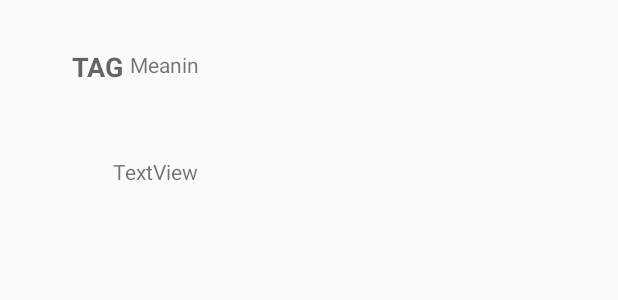
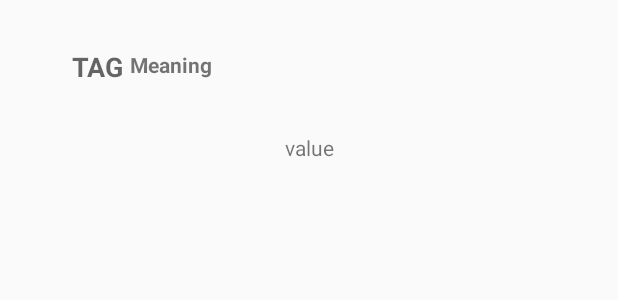
Before and after one commit to RoyMontoya/TlvDecoder, an Android app: the layout row_tlv.xml on its own in the app's theme, with its tools: preview values and no code run, on a phone screen of 412 x 824 dp. Shown: the top 300 px of the screen. Run offline under Robolectric (Android 15) with nearby library versions, the phone set to English and light mode, and no system bars.

```diff
--- a/app/src/main/res/layout/row_tlv.xml
+++ b/app/src/main/res/layout/row_tlv.xml
@@ -1,11 +1,10 @@
 <?xml version="1.0" encoding="utf-8"?>
-<android.support.constraint.ConstraintLayout
-    xmlns:android="http://schemas.android.com/apk/res/android"
+<android.support.constraint.ConstraintLayout xmlns:android="http://schemas.android.com/apk/res/android"
     xmlns:app="http://schemas.android.com/apk/res-auto"
     xmlns:tools="http://schemas.android.com/tools"
-    android:padding="16dp"
     android:layout_width="match_parent"
-    android:layout_height="wrap_content">
+    android:layout_height="wrap_content"
+    android:padding="16dp">
 
     <TextView
         android:id="@+id/tv_tag"
@@ -21,10 +20,11 @@
 
     <TextView
         android:id="@+id/tv_meaning"
-        android:layout_width="53dp"
+        android:layout_width="wrap_content"
         android:layout_height="19dp"
         android:layout_marginStart="4dp"
         android:text="Meaning"
+        android:textStyle="bold"
         android:textAppearance="@style/Base.TextAppearance.AppCompat.Small"
         app:layout_constraintBottom_toBottomOf="parent"
         app:layout_constraintRight_toRightOf="parent"
@@ -36,17 +36,14 @@
         android:id="@+id/tv_value"
         android:layout_width="wrap_content"
         android:layout_height="wrap_content"
-
-        android:layout_marginEnd="264dp"
-        android:layout_marginLeft="16dp"
-        android:layout_marginTop="48dp"
-        android:text="TextView"
-        android:textAppearance="@style/Base.TextAppearance.AppCompat.Small"
+        android:layout_marginBottom="16dp"
+        android:layout_marginTop="32dp"
+        android:text="value"
         app:layout_constraintBottom_toBottomOf="parent"
         app:layout_constraintEnd_toEndOf="parent"
-        app:layout_constraintLeft_toLeftOf="parent"
-        app:layout_constraintTop_toBottomOf="@+id/tv_tag"
-        app:layout_constraintVertical_bias="0.6" />
+        app:layout_constraintHorizontal_bias="0.5"
+        app:layout_constraintStart_toStartOf="parent"
+        app:layout_constraintTop_toBottomOf="@+id/tv_tag" />
 
 
 </android.support.constraint.ConstraintLayout>
```
Also changed, not shown: app/src/main/java/com/example/roy/tvldecoder/Extentions.kt (deleted, +0 -15 lines), app/src/main/java/com/example/roy/tvldecoder/HexConversion.kt (added, +26 -0 lines), app/src/main/java/com/example/roy/tvldecoder/MainActivity.kt (+18 -24 lines), app/src/main/java/com/example/roy/tvldecoder/TlvAdapter.kt (+3 -4 lines), app/src/main/res/layout/activity_main.xml (+5 -8 lines).
